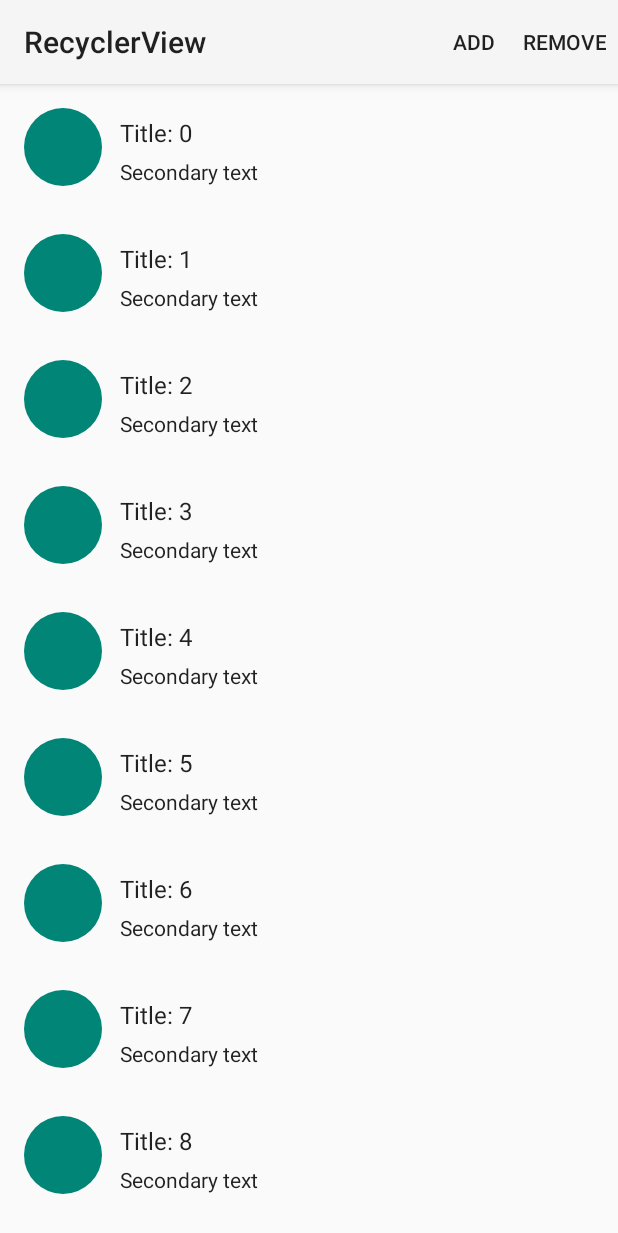
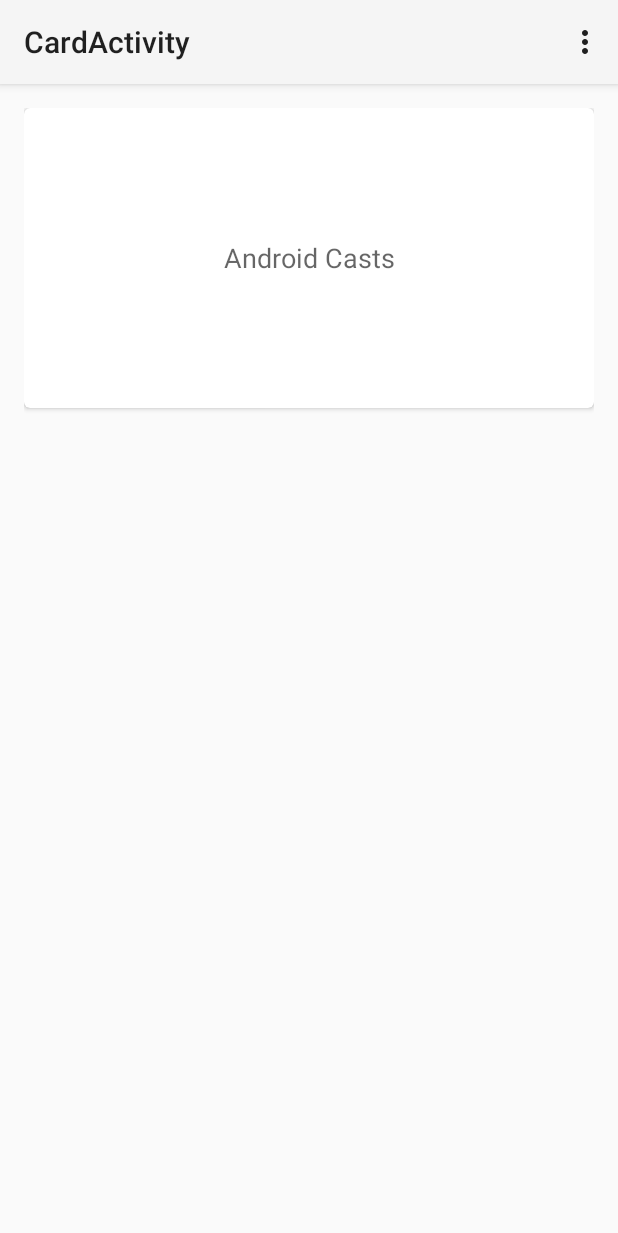
Before and after one commit to Alezhka/ExampleRecyclerView, an Android app: the screen it shows after launch (MainActivity before the commit, CardActivity after it), on a phone screen of 412 x 824 dp. Shown: the top 1233 px of the screen. Run offline under Robolectric (Android 15) with nearby library versions, the phone set to English and light mode, and no system bars.

Commit message:
Add CardView

```diff
--- /dev/null
+++ b/app/src/main/java/examplerecyclerview/androidcasts/com/examplerecyclerview/CardActivity.java
@@ -0,0 +1,38 @@
+package examplerecyclerview.androidcasts.com.examplerecyclerview;
+
+import android.app.Activity;
+import android.os.Bundle;
+import android.support.v7.widget.CardView;
+import android.view.Menu;
+import android.view.MenuItem;
+
+
+public class CardActivity extends Activity {
+
+    @Override
+    protected void onCreate(Bundle savedInstanceState) {
+        super.onCreate(savedInstanceState);
+        setContentView(R.layout.activity_card);
+        CardView cardView = (CardView) findViewById(R.id.card_view);
+    }
+
+
+    @Override
+    public boolean onCreateOptionsMenu(Menu menu) {
+        // Inflate the menu; this adds items to the action bar if it is present.
+        getMenuInflater().inflate(R.menu.card, menu);
+        return true;
+    }
+
+    @Override
+    public boolean onOptionsItemSelected(MenuItem item) {
+        // Handle action bar item clicks here. The action bar will
+        // automatically handle clicks on the Home/Up button, so long
+        // as you specify a parent activity in AndroidManifest.xml.
+        int id = item.getItemId();
+        if (id == R.id.action_settings) {
+            return true;
+        }
+        return super.onOptionsItemSelected(item);
+    }
+}
--- /dev/null
+++ b/app/src/main/res/layout/activity_card.xml
@@ -0,0 +1,26 @@
+<RelativeLayout xmlns:android="http://schemas.android.com/apk/res/android"
+    android:layout_width="match_parent"
+    android:layout_height="match_parent"
+    android:paddingLeft="@dimen/activity_horizontal_margin"
+    android:paddingRight="@dimen/activity_horizontal_margin"
+    android:paddingTop="@dimen/activity_vertical_margin"
+    android:paddingBottom="@dimen/activity_vertical_margin">
+
+    <android.support.v7.widget.CardView
+        xmlns:card_view="http://schemas.android.com/apk/res-auto"
+        android:id="@+id/card_view"
+        android:layout_gravity="center"
+        android:layout_width="match_parent"
+        android:layout_height="200dp"
+        card_view:cardCornerRadius="4dp">
+
+        <TextView
+            android:id="@+id/info_text"
+            android:layout_width="match_parent"
+            android:layout_height="match_parent"
+            android:gravity="center"
+            android:textAppearance="?android:attr/textAppearanceMedium"
+            android:text="@string/android_casts"/>
+    </android.support.v7.widget.CardView>
+
+</RelativeLayout>
--- /dev/null
+++ b/app/src/main/res/menu/card.xml
@@ -0,0 +1,8 @@
+<menu xmlns:android="http://schemas.android.com/apk/res/android"
+    xmlns:tools="http://schemas.android.com/tools"
+    tools:context="examplerecyclerview.androidcasts.com.examplerecyclerview.CardActivity" >
+    <item android:id="@+id/action_settings"
+        android:title="@string/action_settings"
+        android:orderInCategory="100"
+        android:showAsAction="never" />
+</menu>
--- a/app/src/main/res/values/strings.xml
+++ b/app/src/main/res/values/strings.xml
@@ -2,8 +2,11 @@
 <resources>
 
     <string name="app_name">RecyclerView</string>
+    <string name="android_casts">Android Casts</string>
     <string name="hello_world">Hello world!</string>
     <string name="action_add">Add</string>
     <string name="action_remove">Remove</string>
+    <string name="title_activity_card">CardActivity</string>
+    <string name="action_settings">Settings</string>
 
 </resources>
```
Also changed, not shown: app/src/main/AndroidManifest.xml (+8 -6 lines).
